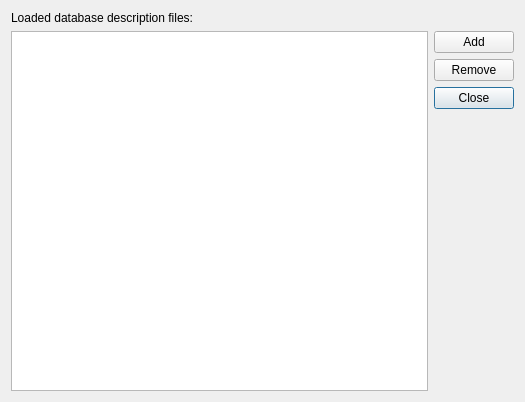
First picture: the form in gui/DatabaseDescManageDialog.ui, repository glandu2/RappelzRDBTool, before the edit.
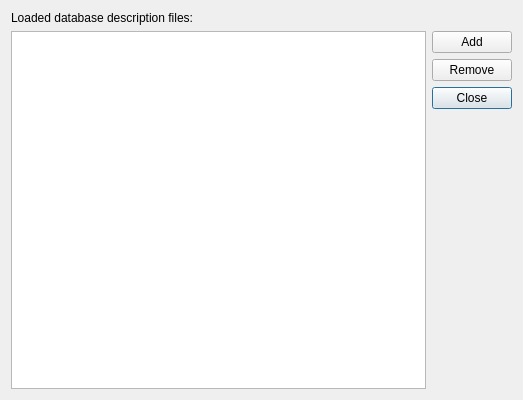
Second picture: the form after the edit.

Commit message: All translation text has now a description for the translator. Renamed main window title (replace 'by' by '~'). Renamed locale to encoding

```diff
--- a/gui/DatabaseDescManageDialog.ui
+++ b/gui/DatabaseDescManageDialog.ui
@@ -6,8 +6,8 @@
    <rect>
     <x>0</x>
     <y>0</y>
-    <width>525</width>
-    <height>402</height>
+    <width>523</width>
+    <height>400</height>
    </rect>
   </property>
   <property name="windowTitle">
```
Left out of the diff: 16 changed lines with no effect on the pictures. The commit also changes 5 other files.
